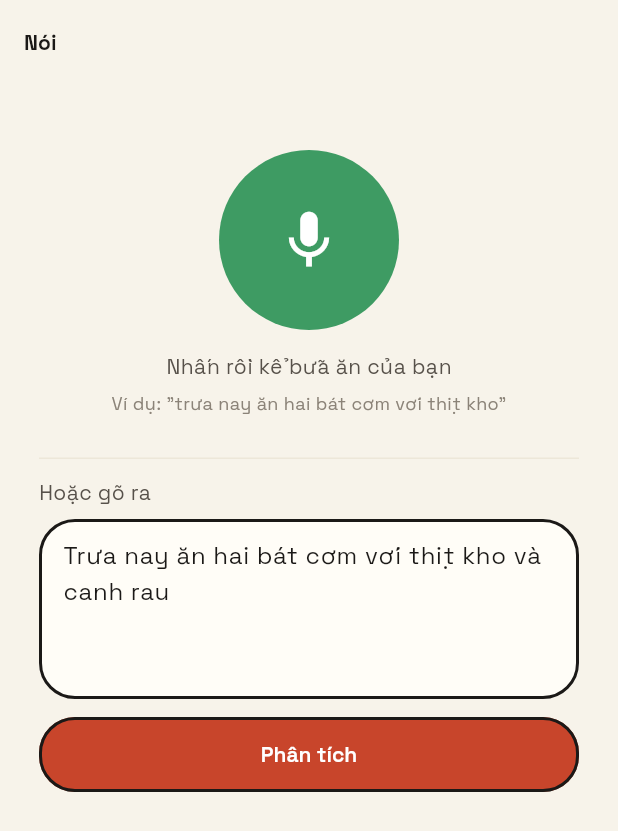
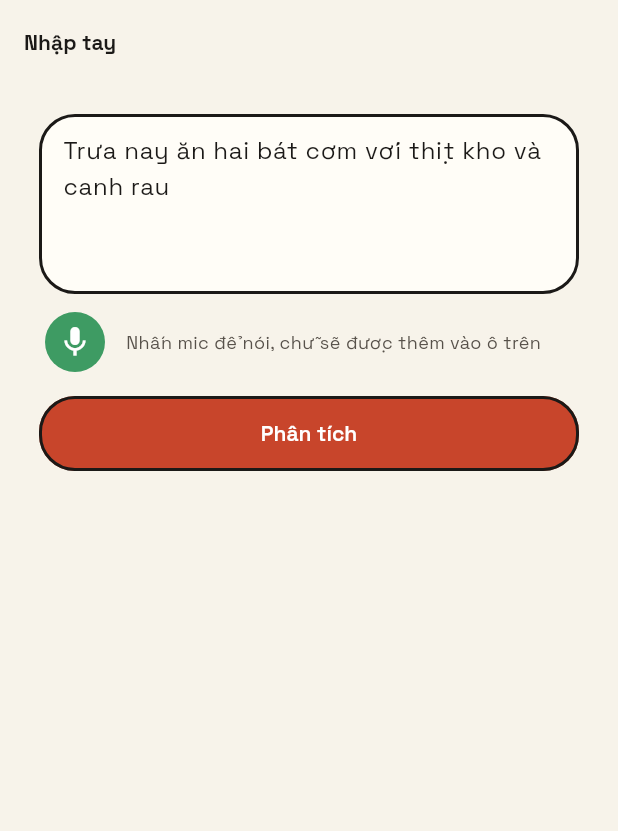
Before and after one commit to Sherlock-Homlmes/chiphealth, a Flutter app: the VoiceLogScreen screen opened by its route, on a phone screen of 412 x 824 dp. Shown: the top 831 px of the screen. Run offline on Flutter 3.47's test engine with Material 3 defaults, Android fonts, the phone set to English and light mode, and no system bars; our stand-ins replace camera, dio, fl_chart, flutter_map, flutter_riverpod, flutter_secure_storage and 9 more; missing offline and left inert: dart:html, gal, home_widget, mobile_scanner, record, tflite_flutter; accounts and stored records are empty; network calls fail.

Commit message:
feat(meals): fold voice logging into manual entry as dictation
Drop the separate 'Nói' option. The manual screen gets a mic button that
transcribes via new POST /v1/meals/transcribe and appends the text to the
box instead of creating a meal straight from the clip.

Co-Authored-By: Claude Opus 5 <noreply@anthropic.com>

```diff
--- a/app/lib/features/nutrition/nutrition_screen.dart
+++ b/app/lib/features/nutrition/nutrition_screen.dart
@@ -96,8 +96,6 @@ class _NutritionScreenState extends ConsumerState<NutritionScreen> {
         await Navigator.of(context).push(
           MaterialPageRoute<void>(builder: (_) => const BarcodeScanScreen()),
         );
-      case LogMealMethod.voice:
-        await context.push<void>('/meals/voice');
       case LogMealMethod.manual:
         await context.push<void>('/meals/manual');
       case LogMealMethod.water:
--- a/app/lib/features/nutrition/voice_log_screen.dart
+++ b/app/lib/features/nutrition/voice_log_screen.dart
@@ -9,17 +9,13 @@ import '../../core/utils/clip_reader.dart';
 import '../../core/theme/tokens.dart';
 import '../../widgets/retro_widgets.dart';
 
-/// Log a meal by describing it out loud.
+/// Log a meal by writing it down ("nhập tay").
 ///
-/// The clip goes straight to the API and is never stored: the server transcribes
-/// it, pulls the components out of the sentence and throws the audio away. The
-/// transcript box under the button is the same endpoint without the microphone,
-/// which is what "nhập tay" uses and what makes this testable without a mic.
+/// The box takes free text; the mic button dictates into it. A clip is only
+/// transcribed and appended to whatever is already typed — the user reviews
+/// the text before "Phân tích" sends it, and the audio is never stored.
 class VoiceLogScreen extends ConsumerStatefulWidget {
-  const VoiceLogScreen({super.key, this.typedOnly = false});
-
-  /// "Nhập tay" reuses this screen with the recorder hidden.
-  final bool typedOnly;
+  const VoiceLogScreen({super.key});
 
   @override
   ConsumerState<VoiceLogScreen> createState() => _VoiceLogScreenState();
@@ -29,6 +25,7 @@ class _VoiceLogScreenState extends ConsumerState<VoiceLogScreen> {
   final _recorder = AudioRecorder();
   final _typed = TextEditingController();
   bool _recording = false;
+  bool _transcribing = false;
   bool _busy = false;
   String? _error;
 
@@ -51,7 +48,7 @@ class _VoiceLogScreenState extends ConsumerState<VoiceLogScreen> {
     if (_recording) {
       final path = await _recorder.stop();
       setState(() => _recording = false);
-      if (path != null) await _submit(audioPath: path);
+      if (path != null) await _dictate(path);
       return;
     }
 
@@ -69,9 +66,38 @@ class _VoiceLogScreenState extends ConsumerState<VoiceLogScreen> {
     });
   }
 
-  Future<void> _submit({String? audioPath}) async {
+  /// Appends the clip's text to the box — never replaces what is there.
+  Future<void> _dictate(String audioPath) async {
+    setState(() {
+      _transcribing = true;
+      _error = null;
+    });
+    try {
+      final text =
+          (await ref
+                  .read(nutritionRepositoryProvider)
+                  .transcribeClip(
+                    await readClip(audioPath),
+                    mimeType: 'audio/mp4',
+                  ))
+              .trim();
+      if (text.isEmpty || !mounted) return;
+      final current = _typed.text.trimRight();
+      final joined = current.isEmpty ? text : '$current $text';
+      _typed.value = TextEditingValue(
+        text: joined,
+        selection: TextSelection.collapsed(offset: joined.length),
+      );
+    } catch (err) {
+      if (mounted) setState(() => _error = '$err');
+    } finally {
+      if (mounted) setState(() => _transcribing = false);
+    }
+  }
+
+  Future<void> _submit() async {
     final transcript = _typed.text.trim();
-    if (audioPath == null && transcript.isEmpty) return;
+    if (transcript.isEmpty) return;
 
     setState(() {
       _busy = true;
@@ -80,15 +106,7 @@ class _VoiceLogScreenState extends ConsumerState<VoiceLogScreen> {
     try {
       final repo = ref.read(nutritionRepositoryProvider);
       final meal = await repo.createMeal(mealType: _guessMealType());
-      if (audioPath != null) {
-        await repo.logSpoken(
-          meal.id,
-          audio: await readClip(audioPath),
-          mimeType: 'audio/mp4',
-        );
-      } else {
-        await repo.logSpoken(meal.id, transcript: transcript);
-      }
+      await repo.logSpoken(meal.id, transcript: transcript);
       ref.invalidate(dailyNutritionProvider);
       if (mounted) context.pushReplacement('/meals/${meal.id}');
     } catch (err) {
@@ -98,66 +116,37 @@ class _VoiceLogScreenState extends ConsumerState<VoiceLogScreen> {
     }
   }
 
+  Widget _micButton() {
+    if (_transcribing) {
+      return const Padding(
+        padding: EdgeInsets.all(12),
+        child: SizedBox(
+          height: 22,
+          width: 22,
+          child: CircularProgressIndicator(strokeWidth: 2),
+        ),
+      );
+    }
+    return IconButton.filled(
+      onPressed: _busy ? null : _toggleRecording,
+      tooltip: _recording ? 'Dừng' : 'Nói',
+      style: IconButton.styleFrom(
+        backgroundColor: _recording ? RetroTokens.accent : RetroTokens.action,
+        foregroundColor: Colors.white,
+      ),
+      icon: Icon(_recording ? Icons.stop : Icons.mic),
+    );
+  }
+
   @override
   Widget build(BuildContext context) {
     return Scaffold(
       backgroundColor: RetroTokens.paper,
-      appBar: AppBar(title: Text(widget.typedOnly ? 'Nhập tay' : 'Nói')),
+      appBar: AppBar(title: const Text('Nhập tay')),
       body: PhoneFrame(
         child: ListView(
           padding: const EdgeInsets.all(20),
           children: [
-            if (!widget.typedOnly && !kIsWeb) ...[
-              Center(
-                child: Column(
-                  children: [
-                    const SizedBox(height: 24),
-                    GestureDetector(
-                      onTap: _busy ? null : _toggleRecording,
-                      child: Container(
-                        height: 120,
-                        width: 120,
-                        decoration: BoxDecoration(
-                          color: _recording
-                              ? RetroTokens.accent
-                              : RetroTokens.action,
-                          shape: BoxShape.circle,
-                        ),
-                        child: Icon(
-                          _recording ? Icons.stop : Icons.mic,
-                          size: 46,
-                          color: Colors.white,
-                        ),
-                      ),
-                    ),
-                    const SizedBox(height: 14),
-                    Text(
-                      _recording
-                          ? 'Đang nghe… nhấn để dừng'
-                          : 'Nhấn rồi kể bữa ăn của bạn',
-                      style: const TextStyle(color: RetroTokens.inkSoft),
-                    ),
-                    const SizedBox(height: 6),
-                    const Text(
-                      'Ví dụ: "trưa nay ăn hai bát cơm với thịt kho"',
-                      textAlign: TextAlign.center,
-                      style: TextStyle(
-                        color: RetroTokens.inkFaint,
-                        fontSize: 12,
-                      ),
-                    ),
-                  ],
-                ),
-              ),
-              const SizedBox(height: 28),
-              const Divider(),
-              const SizedBox(height: 12),
-              const Text(
-                'Hoặc gõ ra',
-                style: TextStyle(color: RetroTokens.inkSoft),
-              ),
-              const SizedBox(height: 8),
-            ],
             TextField(
               controller: _typed,
               maxLines: 4,
@@ -166,9 +155,32 @@ class _VoiceLogScreenState extends ConsumerState<VoiceLogScreen> {
                 hintText: 'Trưa nay ăn hai bát cơm với thịt kho và canh rau',
               ),
             ),
+            // The recorder is mobile-only (see the app README).
+            if (!kIsWeb) ...[
+              const SizedBox(height: 8),
+              Row(
+                children: [
+                  _micButton(),
+                  const SizedBox(width: 10),
+                  Expanded(
+                    child: Text(
+                      _recording
+                          ? 'Đang nghe… nhấn để dừng'
+                          : _transcribing
+                          ? 'Đang chuyển giọng nói thành chữ…'
+                          : 'Nhấn mic để nói, chữ sẽ được thêm vào ô trên',
+                      style: const TextStyle(
+                        color: RetroTokens.inkSoft,
+                        fontSize: 12,
+                      ),
+                    ),
+                  ),
+                ],
+              ),
+            ],
             const SizedBox(height: 12),
             FilledButton(
-              onPressed: _busy ? null : () => _submit(),
+              onPressed: _busy || _recording || _transcribing ? null : _submit,
               style: FilledButton.styleFrom(
                 minimumSize: const Size.fromHeight(50),
               ),
```
Also changed, not shown: app/lib/core/repositories/repositories.dart (+20 -1 lines), app/lib/features/nutrition/log_meal_sheet.dart (+3 -10 lines), app/lib/router.dart (+6 -2 lines), 1 other file.
